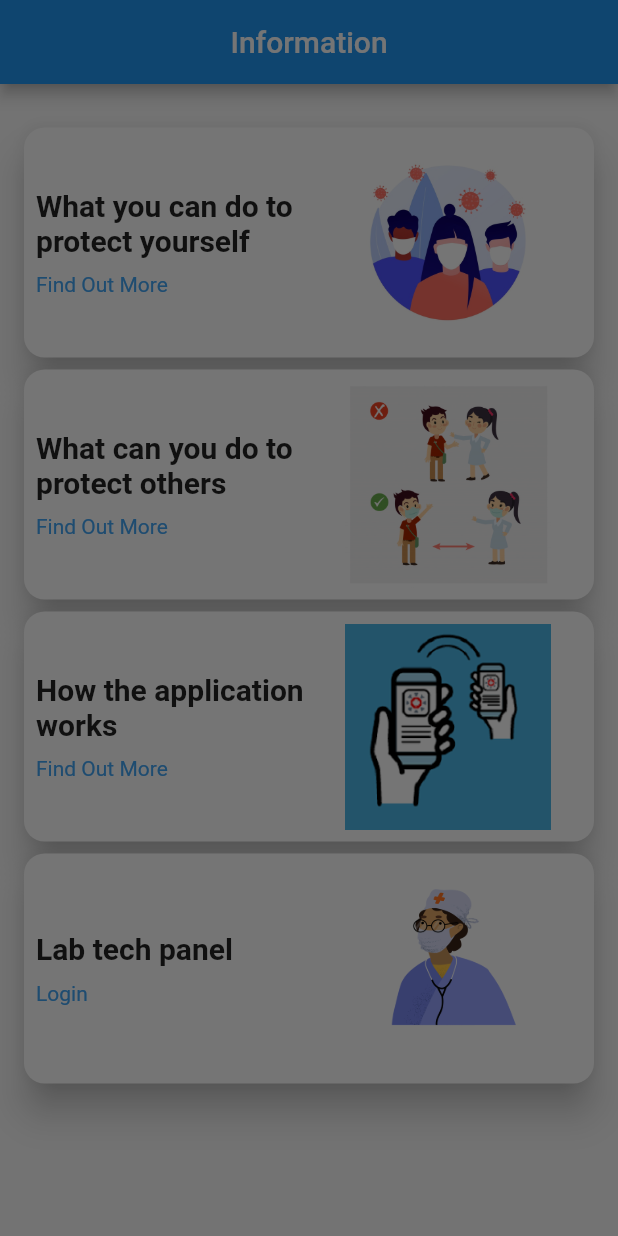
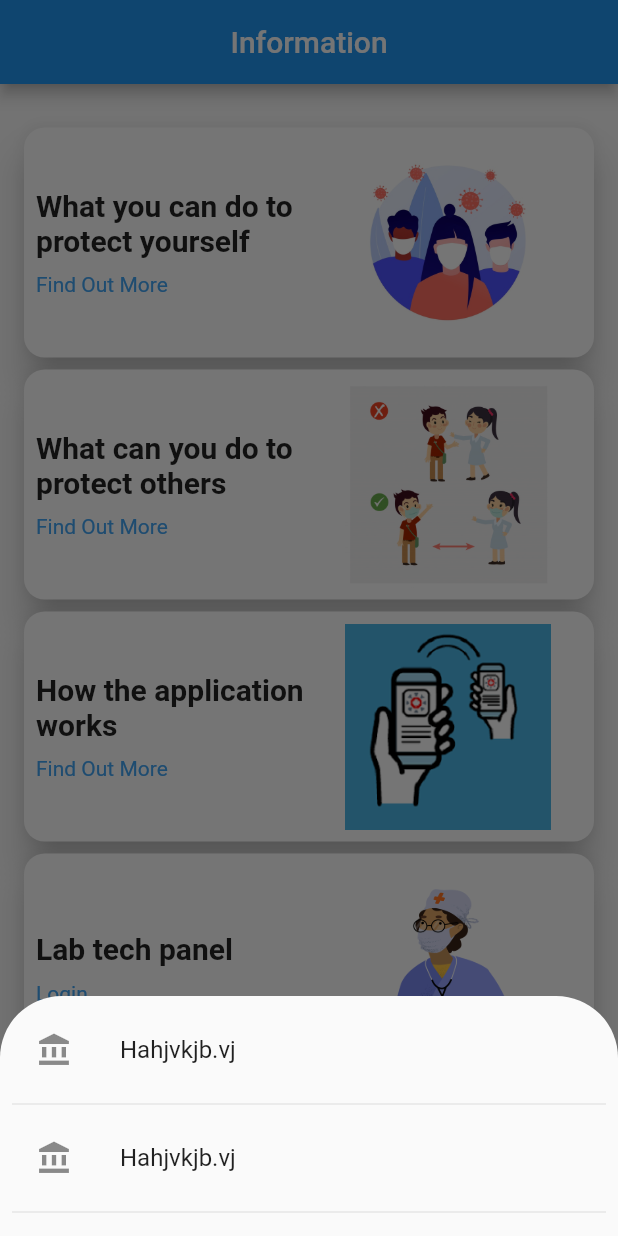
Before and after one commit to jmanga2020/contact, a Flutter app: the Regions screen opened directly, after a tap on "Dar es Salaam", after a tap on "Next", after a tap on "What you can do to protect yourself", on a phone screen of 412 x 824 dp. Run offline on Flutter 3.47's test engine with Material 2 defaults, Android fonts, the phone set to English and light mode, and no system bars; our stand-ins replace cloud_firestore, firebase_core, flutter_spinkit, intro_slider, shared_preferences; accounts and stored records are empty.

Commit message:
exit the app, changrd the icon..

```diff
--- a/lib/ui/screens/auth/register_screen.dart
+++ b/lib/ui/screens/auth/register_screen.dart
@@ -23,6 +23,12 @@ class _RegisterScreenState extends State<RegisterScreen> {
         }
       }
     });
+  }
+
+  @override
+  void initState() {
+    super.initState();
+    _getAllUsers();
   }
 
   final _formKey = GlobalKey<FormState>();
--- /dev/null
+++ b/lib/ui/screens/home.dart
@@ -0,0 +1,80 @@
+import 'package:contact_tracing/services/utils/navigation.dart';
+import 'package:contact_tracing/ui/screens/tabs/homePage.dart';
+import 'package:contact_tracing/ui/screens/tabs/settings.dart';
+import 'package:flutter/material.dart';
+import 'package:flutter/services.dart';
+
+class Home extends StatefulWidget {
+  @override
+  _HomeState createState() => _HomeState();
+}
+
+class _HomeState extends State<Home> {
+  int _currentIndex = 0;
+
+  Widget _switcher(int i) {
+    switch (i) {
+      case 0:
+        return HomeScreen();
+        break;
+      case 1:
+        return Settings();
+        break;
+      default:
+        return HomeScreen();
+        break;
+    }
+  }
+
+  Future<bool> _exit() async {
+    bool _ret = false;
+    showDialog(
+        context: context,
+        builder: (_) => AlertDialog(
+              title: Text('EXIT APP'),
+              content: SingleChildScrollView(
+                child: Text('You are about to exit .....'),
+              ),
+              actions: [
+                TextButton(
+                    onPressed: () {
+                      UserNavigation.pop(context);
+                      setState(() {
+                        _ret = false;
+                      });
+                    },
+                    child: Text('Close')),
+                TextButton(
+                    onPressed: () {
+                      setState(() {
+                        _ret = true;
+                      });
+                      SystemChannels.platform
+                          .invokeMethod('SystemNavigator.pop');
+                    },
+                    child: Text('Exit')),
+              ],
+            ));
+    return _ret;
+  }
+
+  @override
+  Widget build(BuildContext context) {
+    return WillPopScope(
+      onWillPop: () => _exit(),
+      child: Scaffold(
+        body: _switcher(_currentIndex),
+        bottomNavigationBar: BottomNavigationBar(
+            onTap: (i) => setState(() {
+                  _currentIndex = i;
+                }),
+            currentIndex: _currentIndex,
+            items: [
+              BottomNavigationBarItem(label: 'Home', icon: Icon(Icons.home)),
+              BottomNavigationBarItem(
+                  label: 'Settings', icon: Icon(Icons.settings))
+            ]),
+      ),
+    );
+  }
+}
--- a/lib/ui/screens/loader.dart
+++ b/lib/ui/screens/loader.dart
@@ -8,7 +8,8 @@ import 'package:contact_tracing/ui/screens/records/patient_records.dart';
 import 'package:flutter/material.dart';
 
 import 'animation/loaders.dart';
-import 'homeScreen.dart';
+import 'home.dart';
+import 'tabs/homePage.dart';
 import 'regions.dart';
 import 'splashScreen.dart';
 
@@ -45,7 +46,7 @@ class _LoaderState extends State<Loader> {
           if (admin.isNotEmpty) {
             UserNavigation.pushReplace(context, destination: PatientRecords());
           } else {
-            UserNavigation.pushReplace(context, destination: HomeScreen());
+            UserNavigation.pushReplace(context, destination: Home());
           }
         }
       }
--- a/lib/ui/screens/records/patient_records.dart
+++ b/lib/ui/screens/records/patient_records.dart
@@ -4,7 +4,8 @@ import 'package:contact_tracing/services/utils/capitalize.dart';
 import 'package:contact_tracing/services/utils/navigation.dart';
 import 'package:contact_tracing/services/utils/shared.dart';
 import 'package:contact_tracing/ui/screens/animation/loaders.dart';
-import 'package:contact_tracing/ui/screens/homeScreen.dart';
+import 'package:contact_tracing/ui/screens/home.dart';
+import 'package:contact_tracing/ui/screens/tabs/homePage.dart';
 import 'package:contact_tracing/ui/screens/records/details.dart';
 import 'package:contact_tracing/ui/widgets/bottom.dart';
 import 'package:contact_tracing/ui/widgets/notification.dart';
@@ -100,7 +101,7 @@ class _PatientRecordsState extends State<PatientRecords> {
                   onPressed: () async {
                     showPop(context, title: 'Log Out', action: () {
                       TempMemory.remove(key: 'admin');
-                      UserNavigation.push(context, destination: HomeScreen());
+                      UserNavigation.push(context, destination: Home());
                       showSnack(context, content: 'You are logged out');
                     },
                         actionLabel: 'Log Out',
@@ -132,6 +133,7 @@ class _PatientRecordsState extends State<PatientRecords> {
                                       child: Column(
                                         children: [
                                           ListTile(
+
                                             title: Text(
                                               'Sex',
                                               style: TextStyle(
--- a/lib/ui/screens/regions.dart
+++ b/lib/ui/screens/regions.dart
@@ -2,11 +2,12 @@ import 'package:contact_tracing/services/constants/variables.dart';
 import 'package:contact_tracing/services/metrics/deviceMetrics.dart';
 import 'package:contact_tracing/services/utils/navigation.dart';
 import 'package:contact_tracing/services/utils/shared.dart';
+import 'package:contact_tracing/ui/screens/home.dart';
 import 'package:contact_tracing/ui/widgets/bottom.dart';
 import 'package:flutter/gestures.dart';
 import 'package:flutter/material.dart';
 
-import 'homeScreen.dart';
+import 'tabs/homePage.dart';
 
 class Regions extends StatefulWidget {
   @override
@@ -223,7 +224,7 @@ January 18, 2021''',
                                   TempMemory.writeString(
                                       key: 'region', value: _chosenRegion);
                                   UserNavigation.pushReplace(context,
-                                      destination: HomeScreen());
+                                      destination: Home());
                                 });
                               },
                               child: SizedBox(
--- a/lib/ui/screens/homeScreen.dart
+++ b/lib/ui/screens/tabs/homePage.dart
@@ -5,7 +5,7 @@ import 'package:contact_tracing/ui/widgets/bottom.dart';
 import 'package:flutter/gestures.dart';
 import 'package:flutter/material.dart';
 
-import 'auth/logiScreen.dart';
+import '../auth/logiScreen.dart';
 
 class HomeScreen extends StatefulWidget {
   @override
@@ -17,7 +17,75 @@ class _HomeScreenState extends State<HomeScreen> {
   void _actions(int index) {
     switch (index) {
       case 0:
-        bottomSheet(context, SizedBox());
+        bottomSheet(
+            context,
+            SingleChildScrollView(
+              child: Padding(
+                padding: const EdgeInsets.all(8.0),
+                child: Column(
+                  children: [
+                    ListTile(
+                      leading: Icon(Icons.account_balance),
+                      title: Text('Hahjvkjb.vj'),
+                    ),
+                    Divider(),
+                    ListTile(
+                      leading: Icon(Icons.account_balance),
+                      title: Text('Hahjvkjb.vj'),
+                    ),
+                    Divider()
+                  ],
+                ),
+              ),
+            ));
+        break;
+      case 1:
+        bottomSheet(
+          context,
+          SingleChildScrollView(
+            child: Padding(
+              padding: const EdgeInsets.all(8.0),
+              child: Column(
+                children: [
+                  ListTile(
+                    leading: Icon(Icons.account_balance),
+                    title: Text('Hahjvkjb.vj'),
+                  ),
+                  Divider(),
+                  ListTile(
+                    leading: Icon(Icons.account_balance),
+                    title: Text('Hahjvkjb.vj'),
+                  ),
+                  Divider()
+                ],
+              ),
+            ),
+          ),
+        );
+        break;
+      case 2:
+        bottomSheet(
+          context,
+          SingleChildScrollView(
+            child: Padding(
+              padding: const EdgeInsets.all(8.0),
+              child: Column(
+                children: [
+                  ListTile(
+                    leading: Icon(Icons.account_balance),
+                    title: Text('Hahjvkjb.vj'),
+                  ),
+                  Divider(),
+                  ListTile(
+                    leading: Icon(Icons.account_balance),
+                    title: Text('Hahjvkjb.vj'),
+                  ),
+                  Divider()
+                ],
+              ),
+            ),
+          ),
+        );
         break;
       case 3:
         UserNavigation.push(context, destination: LoginScreen());
@@ -103,9 +171,7 @@ class _HomeScreenState extends State<HomeScreen> {
 
   @override
   Widget build(BuildContext context) {
-    return WillPopScope(
-      onWillPop: () => Future.value(false),
-      child: Scaffold(
+    return Scaffold(
       appBar: AppBar(
         automaticallyImplyLeading: false,
         title: Text('Information'),
@@ -119,7 +185,6 @@ class _HomeScreenState extends State<HomeScreen> {
             title: _previews[i]['title'],
             image: _previews[i]['image']),
       ),
-      ),
     );
   }
 }
--- /dev/null
+++ b/lib/ui/screens/tabs/settings.dart
@@ -0,0 +1,15 @@
+import 'package:flutter/material.dart';
+
+class Settings extends StatelessWidget {
+  @override
+  Widget build(BuildContext context) {
+    return Scaffold(
+      appBar: AppBar(
+        title: Text('Settings'),
+        centerTitle: true,
+        automaticallyImplyLeading: false,
+      ),
+      body: Text('Settings'),
+    );
+  }
+}
```
Also changed, not shown: lib/models/homeData.dart (+1 -6 lines), lib/ui/screens/auth/logiScreen.dart (+13 -4 lines), 5 other files. Lines whose indentation alone changed are shown as unchanged.
